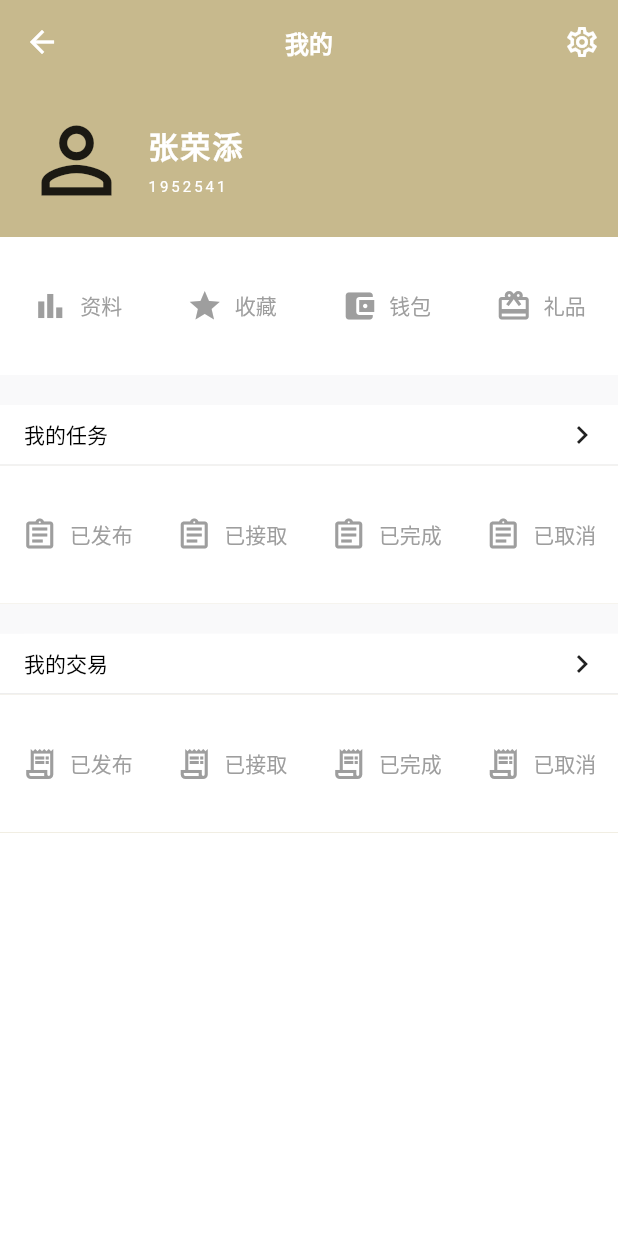
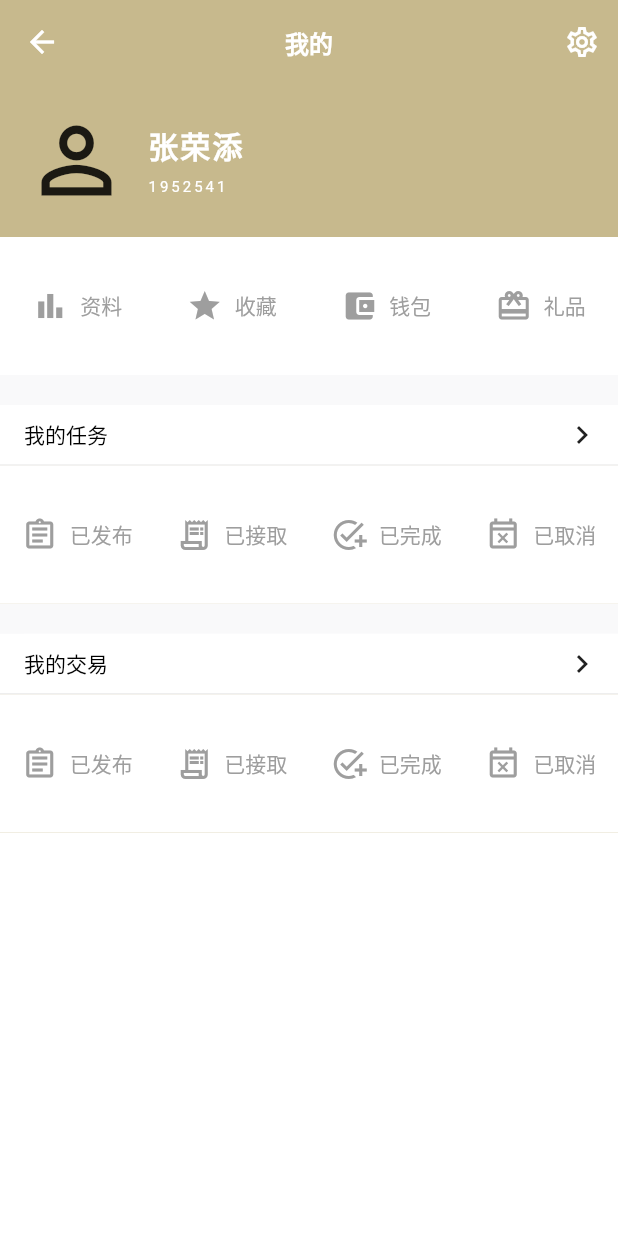
Before and after one commit to EmmaHZY/any_door, a Flutter app: the MinePage screen opened directly, on a phone screen of 412 x 824 dp. Run offline on Flutter 3.47's test engine with Material 2 defaults, Android fonts, the light colour scheme and no system bars; missing offline and left inert: im_flutter_sdk.

Commit message:
更新 MinePage.dart
MinePage

```diff
--- a/lib/Pages/Mine/MinePage.dart
+++ b/lib/Pages/Mine/MinePage.dart
@@ -1,4 +1,4 @@
-import 'dart:html';
+// import 'dart:html';
 
 import 'package:flutter/material.dart';
 import 'package:any_door/my_colors.dart';
@@ -317,7 +317,7 @@ class _MinePageState extends State<MinePage> {
           TextButton.icon(
               onPressed:(){},
               icon: Icon(
-                Icons.assignment_outlined,
+                Icons.receipt_long_outlined,
                 color: Colors.grey,
               ),
               label: Text("已接取",style: TextStyle(color: Colors.grey),)
@@ -326,7 +326,7 @@ class _MinePageState extends State<MinePage> {
           TextButton.icon(
               onPressed:(){},
               icon: Icon(
-                Icons.assignment_outlined,
+                Icons.add_task_outlined,
                 color: Colors.grey,
               ),
               label: Text("已完成",style: TextStyle(color: Colors.grey),)
@@ -335,7 +335,7 @@ class _MinePageState extends State<MinePage> {
           TextButton.icon(
               onPressed:(){},
               icon: Icon(
-                Icons.assignment_outlined,
+                Icons.event_busy_outlined,
                 color: Colors.grey,
               ),
               label: Text("已取消",style: TextStyle(color: Colors.grey),)
@@ -390,7 +390,7 @@ class _MinePageState extends State<MinePage> {
           TextButton.icon(
               onPressed:(){},
               icon: Icon(
-                Icons.receipt_long_outlined,
+                Icons.assignment_outlined,
                 color: Colors.grey,
               ),
               label: Text("已发布",style: TextStyle(color: Colors.grey),)
@@ -408,7 +408,7 @@ class _MinePageState extends State<MinePage> {
           TextButton.icon(
               onPressed:(){},
               icon: Icon(
-                Icons.receipt_long_outlined,
+                Icons.add_task_outlined,
                 color: Colors.grey,
               ),
               label: Text("已完成",style: TextStyle(color: Colors.grey),)
@@ -417,7 +417,7 @@ class _MinePageState extends State<MinePage> {
           TextButton.icon(
               onPressed:(){ },
               icon: Icon(
-                Icons.receipt_long_outlined,
+                Icons.event_busy_outlined,
                 color: Colors.grey,
               ),
               label: Text("已取消",style: TextStyle(color: Colors.grey),)
```
